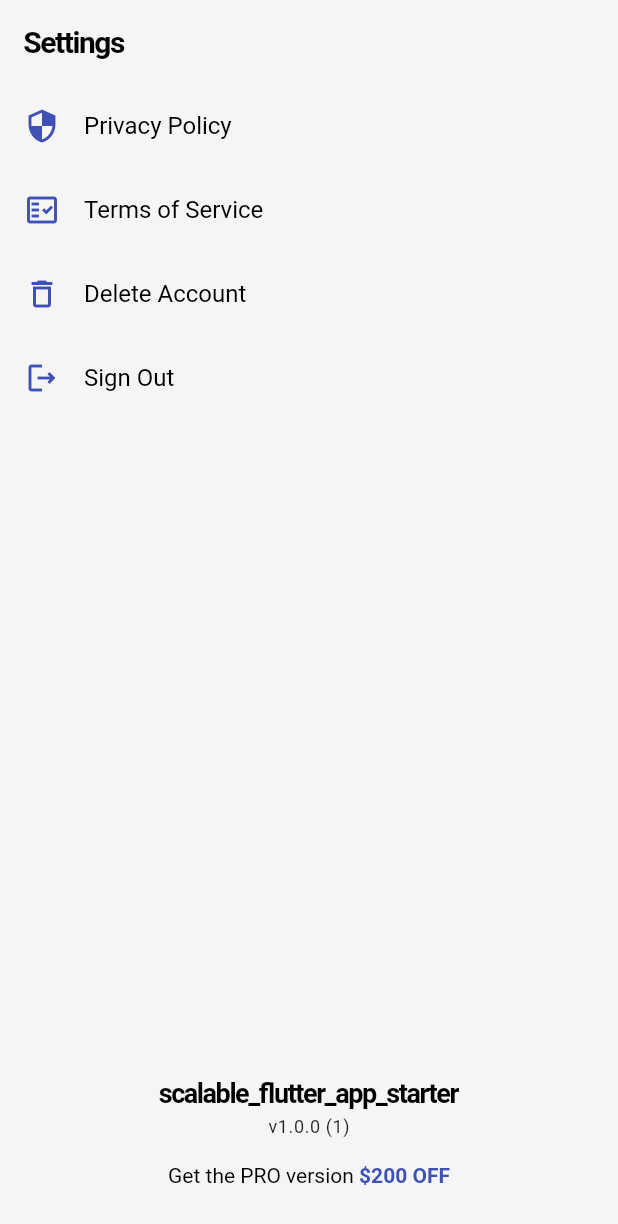
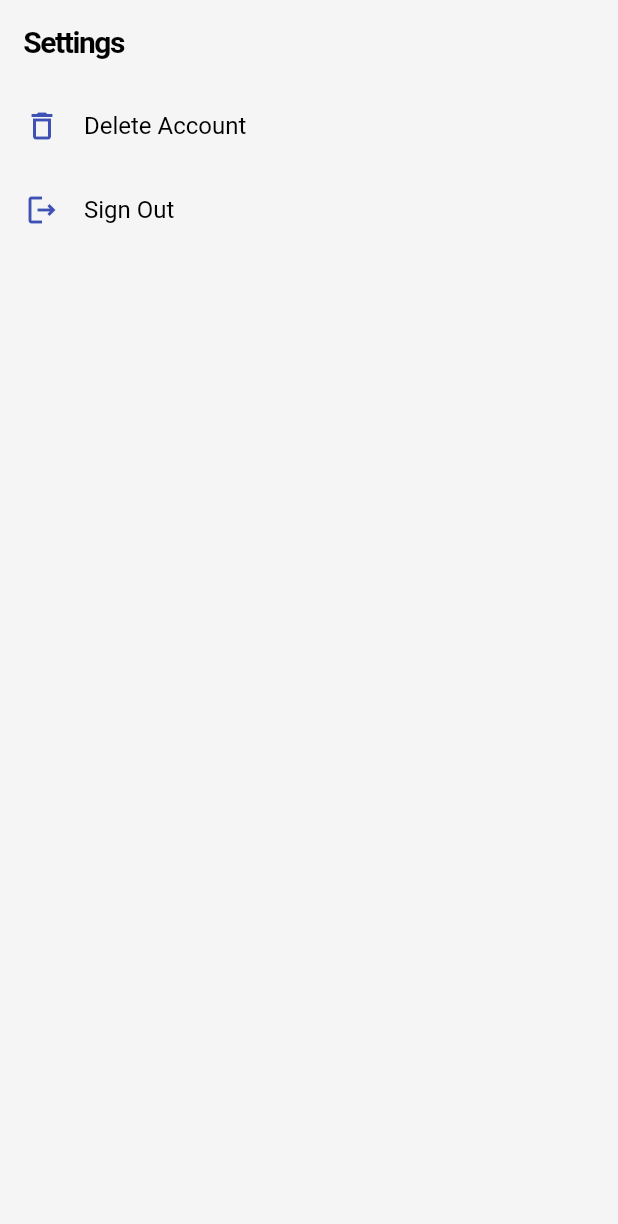
Before and after one commit to Artem-Neludimi/hotelki, a Flutter app: the SettingsPage screen opened by its route, on a phone screen of 412 x 824 dp. Shown: the top 1224 px of the screen. Run offline on Flutter 3.47's test engine with Material 2 defaults, Android fonts, the phone set to English and light mode, and no system bars; our stand-ins replace cached_network_image, cloud_firestore, firebase_auth, firebase_core, flutter_bloc, freezed_annotation and 5 more; accounts and stored records are empty.

Commit message:
settings screen refactoring

```diff
--- a/lib/core/util/urls.dart
+++ b/lib/core/util/urls.dart
@@ -3,17 +3,6 @@ import 'package:url_launcher/url_launcher.dart';
 class Urls {
   Urls._();
 
-  static const _termsOfService = 'https://applaunchprogram.com/';
-  static const _privacyPolicy = 'https://applaunchprogram.com/';
-  static const _buyPro =
-      'https://gradoid.lemonsqueezy.com/checkout/buy/b8fff0c2-d8ce-4af2-ac33-b675ef858c5c?checkout%5Bdiscount_code%5D=APP200';
-
-  static void showTermsOfService() => _show(_termsOfService);
-
-  static void showPrivacyPolicy() => _show(_privacyPolicy);
-
-  static void showBuyPro() => _show(_buyPro);
-
   static void _show(String url) {
     launchUrl(Uri.parse(url));
   }
--- a/lib/feature/settings/ui/page/settings_page.dart
+++ b/lib/feature/settings/ui/page/settings_page.dart
@@ -1,7 +1,5 @@
 import 'package:flutter/material.dart';
 import 'package:scalable_flutter_app_starter/core/ui/dialog/dialogs.dart';
-import 'package:scalable_flutter_app_starter/core/util/urls.dart';
-import 'package:scalable_flutter_app_starter/feature/settings/ui/widget/app_version.dart';
 import 'package:scalable_flutter_app_starter/feature/settings/ui/widget/settings_tile.dart';
 
 class SettingsPage extends StatelessWidget {
@@ -16,16 +14,6 @@ class SettingsPage extends StatelessWidget {
       body: Column(
         crossAxisAlignment: CrossAxisAlignment.stretch,
         children: [
-          const SettingsTile(
-            icon: Icons.security_outlined,
-            label: 'Privacy Policy',
-            onTap: Urls.showPrivacyPolicy,
-          ),
-          const SettingsTile(
-            icon: Icons.fact_check_outlined,
-            label: 'Terms of Service',
-            onTap: Urls.showTermsOfService,
-          ),
           SettingsTile(
             icon: Icons.delete_outlined,
             label: 'Delete Account',
@@ -36,11 +24,6 @@ class SettingsPage extends StatelessWidget {
             label: 'Sign Out',
             onTap: () => Dialogs.showLogOutConfirmationDialog(context),
           ),
-          const Spacer(),
-          const Padding(
-            padding: EdgeInsets.all(16),
-            child: AppVersion(),
-          ),
         ],
       ),
     );
--- a/lib/feature/settings/ui/widget/app_version.dart
+++ /dev/null
@@ -1,43 +0,0 @@
-import 'package:flutter/material.dart';
-import 'package:package_info_plus/package_info_plus.dart';
-import 'package:scalable_flutter_app_starter/core/ui/widget/labeled_text_button.dart';
-import 'package:scalable_flutter_app_starter/core/util/urls.dart';
-
-class AppVersion extends StatelessWidget {
-  const AppVersion({super.key});
-
-  @override
-  Widget build(BuildContext context) {
-    final theme = Theme.of(context);
-
-    return FutureBuilder(
-      future: PackageInfo.fromPlatform(),
-      builder: (context, snapshot) {
-        if (!snapshot.hasData) {
-          return const SizedBox();
-        }
-
-        final data = snapshot.data!;
-
-        return Column(
-          children: [
-            Text(
-              data.appName,
-              style: theme.textTheme.titleMedium,
-            ),
-            const SizedBox(height: 2),
-            Text(
-              'v${data.version} (${data.buildNumber})',
-              style: theme.textTheme.bodySmall,
-            ),
-            const LabeledTextButton(
-              label: 'Get the PRO version',
-              action: r'$200 OFF',
-              onTap: Urls.showBuyPro,
-            ),
-          ],
-        );
-      },
-    );
-  }
-}
--- a/pubspec.yaml
+++ b/pubspec.yaml
@@ -14,7 +14,6 @@ dependencies:
   loggy: ^2.0.3
   flutter_loggy: ^2.0.2
   go_router: ^11.1.3
-  package_info_plus: ^4.2.0
   url_launcher: ^6.1.14
   cached_network_image: ^3.3.0
   cupertino_icons: ^1.0.2
```
Also changed, not shown: pubspec.lock, 1 other file.
